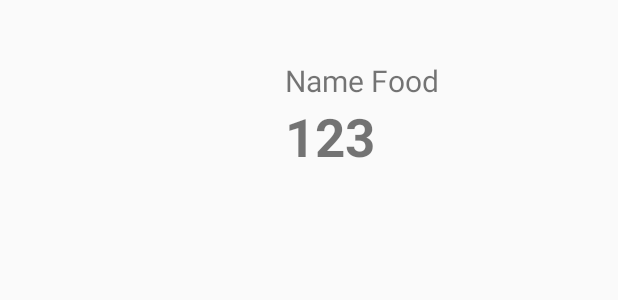
After one commit to choommanee/TrainningJoe, an Android app: the layout food_layout.xml on its own in the app's theme, with its tools: preview values and no code run, on a phone screen of 412 x 824 dp. The commit adds this screen. Shown: the top 300 px of the screen. Run offline under Robolectric (Android 15) with nearby library versions, the phone set to English and light mode, and no system bars.

Commit message:
list all data to list view and custom list view

```diff
--- a/app/build.gradle
+++ b/app/build.gradle
@@ -28,4 +28,5 @@ dependencies {
     compile 'com.android.support.constraint:constraint-layout:1.0.2'
     compile 'com.squareup.okhttp:okhttp:2.0.0'
     testCompile 'junit:junit:4.12'
+    compile files('libs/picasso-2.5.2.jar')
 }
--- /dev/null
+++ b/app/src/main/res/layout/food_layout.xml
@@ -0,0 +1,36 @@
+<?xml version="1.0" encoding="utf-8"?>
+<LinearLayout xmlns:android="http://schemas.android.com/apk/res/android"
+    android:orientation="horizontal"
+    android:layout_width="match_parent"
+    android:padding="20dp"
+    android:layout_height="wrap_content">
+
+
+    <ImageView
+        android:id="@+id/ImvIcon"
+        android:layout_width="@dimen/icon"
+        android:layout_height="@dimen/icon" />
+
+    <LinearLayout
+        android:padding="20dp"
+        android:orientation="vertical"
+        android:layout_width="match_parent"
+        android:layout_height="match_parent">
+
+        <TextView
+            android:id="@+id/txtFood"
+            android:text="Name Food"
+            android:textSize="@dimen/h2"
+            android:layout_width="wrap_content"
+            android:layout_height="wrap_content" />
+
+        <TextView
+            android:id="@+id/txtPrice"
+            android:textStyle="bold"
+            android:text="123"
+            android:layout_width="wrap_content"
+            android:layout_height="wrap_content"
+            android:textSize="@dimen/h1" />
+
+    </LinearLayout>
+</LinearLayout>
--- a/app/src/main/res/values/dimens.xml
+++ b/app/src/main/res/values/dimens.xml
@@ -3,4 +3,5 @@
     <dimen name="margin1">50dp</dimen>
     <dimen name="h1">35sp</dimen>
     <dimen name="h2">20sp</dimen>
+    <dimen name="icon">150dp</dimen>
 </resources>
```
Also changed, not shown: app/src/main/java/sakda/choommanee/trainningjoe/FoodAdapter.java (added, +71 -0 lines), app/src/main/java/sakda/choommanee/trainningjoe/ServiceActivity.java (+43 -2 lines), app/src/main/res/layout/activity_service.xml (+10 -2 lines), app/libs/picasso-2.5.2.jar (added).
